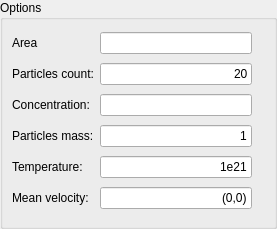
First picture: the form in step/create_gas_particles.ui, repository KDE/step, before the edit.
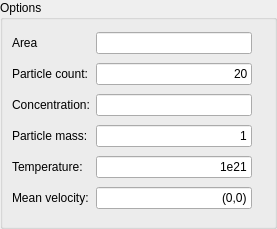
Second picture: the form after the edit.

```diff
--- a/step/create_gas_particles.ui
+++ b/step/create_gas_particles.ui
@@ -58,7 +58,7 @@
       <item row="1" column="0" >
        <widget class="QLabel" name="label" >
         <property name="text" >
-         <string>Particles count:</string>
+         <string>Particle count:</string>
         </property>
        </widget>
       </item>
@@ -109,7 +109,7 @@
       <item row="3" column="0" >
        <widget class="QLabel" name="label_2" >
         <property name="text" >
-         <string>Particles mass:</string>
+         <string>Particle mass:</string>
         </property>
        </widget>
       </item>
```
Left out of the diff: 4 changed lines with no effect on the pictures.
